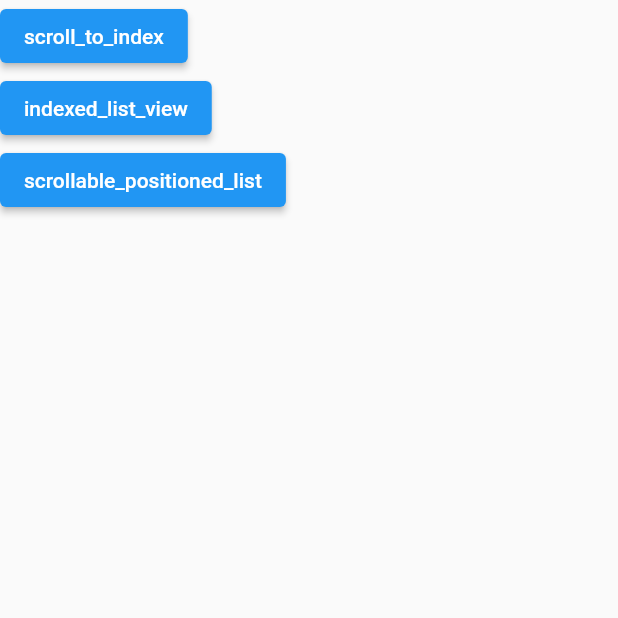
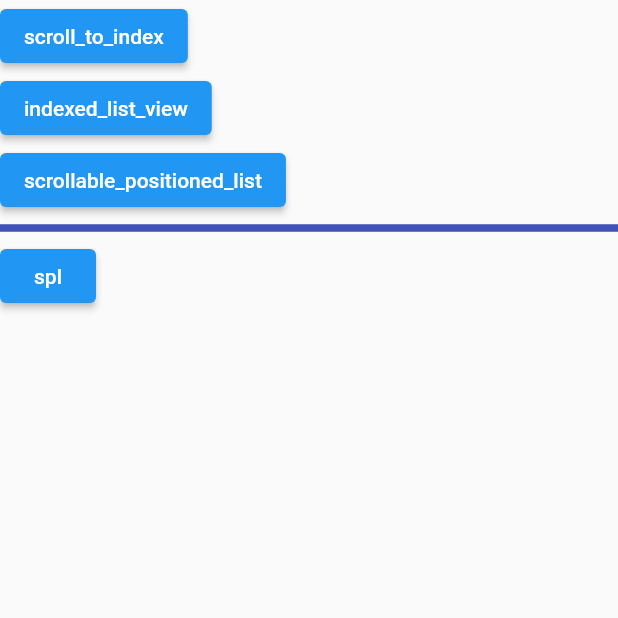
Before and after one commit to hidechy/flutter_scroll_package, a Flutter app: the screen it shows after launch, on a phone screen of 412 x 824 dp, the top half of it. Run offline on Flutter 3.47's test engine with Material 2 defaults, Android fonts, the phone set to English and light mode, and no system bars; our stand-ins replace scroll_to_index, scrollable_positioned_list; missing offline and left inert: indexed_list_view.

```diff
--- a/lib/screens/home_screen.dart
+++ b/lib/screens/home_screen.dart
@@ -2,6 +2,7 @@ import 'package:flutter/material.dart';
 import 'package:test_scroll_package/pages/indexed_list_view_page.dart';
 import 'package:test_scroll_package/pages/scroll_to_index_page.dart';
 import 'package:test_scroll_package/pages/scrollable_positioned_list_page.dart';
+import 'package:test_scroll_package/pages/spl_page.dart';
 
 class HomeScreen extends StatelessWidget {
   const HomeScreen({super.key});
@@ -47,6 +48,19 @@ class HomeScreen extends StatelessWidget {
               },
               child: const Text('scrollable_positioned_list'),
             ),
+            const Divider(
+              color: Colors.indigo,
+              thickness: 5,
+            ),
+            ElevatedButton(
+              onPressed: () {
+                Navigator.push(
+                  context,
+                  MaterialPageRoute(builder: (context) => SplPage()),
+                );
+              },
+              child: const Text('spl'),
+            ),
           ],
         ),
       ),
```
Also changed, not shown: lib/pages/spl_page.dart (added, +89 -0 lines).
